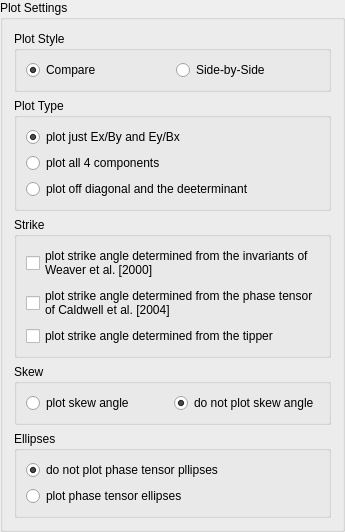
Old version of the form mtpy/gui/SmartMT/ui_asset/groupbox_plot_control_mt_response.ui in the repository MTgeophysics/mtpy.
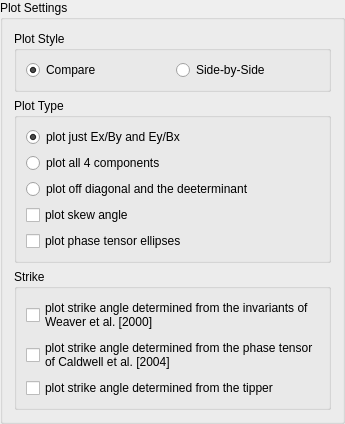
New version of the form.

Commit message: fixed MT Response

The edit to the form file:
```diff
--- a/mtpy/gui/SmartMT/ui_asset/groupbox_plot_control_mt_response.ui
+++ b/mtpy/gui/SmartMT/ui_asset/groupbox_plot_control_mt_response.ui
@@ -7,7 +7,7 @@
     <x>0</x>
     <y>0</y>
        <width>312</width>
-       <height>448</height>
+    <height>359</height>
    </rect>
   </property>
   <property name="sizePolicy">
@@ -97,6 +97,20 @@
         </property>
        </widget>
       </item>
+      <item>
+       <widget class="QCheckBox" name="checkBox_skew">
+        <property name="text">
+         <string>plot skew angle</string>
+        </property>
+       </widget>
+      </item>
+      <item>
+       <widget class="QCheckBox" name="checkBox_pt">
+        <property name="text">
+         <string>plot phase tensor ellipses</string>
+        </property>
+       </widget>
+      </item>
      </layout>
     </widget>
    </item>
@@ -146,81 +160,6 @@
      </layout>
     </widget>
    </item>
-   <item>
-    <widget class="QGroupBox" name="groupBox_3">
-        <property name="sizePolicy">
-            <sizepolicy hsizetype="Preferred" vsizetype="Fixed">
-                <horstretch>0</horstretch>
-                <verstretch>0</verstretch>
-            </sizepolicy>
-        </property>
-     <property name="toolTip">
-      <string>&lt;html&gt;&lt;head/&gt;&lt;body&gt;&lt;p&gt;plot the skew angle calculated from the
-                            phase tensor.&lt;/p&gt;&lt;/body&gt;&lt;/html&gt;
-                        </string>
-     </property>
-     <property name="title">
-      <string>Skew</string>
-     </property>
-        <property name="flat">
-            <bool>true</bool>
-        </property>
-     <layout class="QGridLayout" name="gridLayout">
-      <item row="0" column="0">
-       <widget class="QRadioButton" name="radioButton_skew_y">
-        <property name="text">
-         <string>plot skew angle</string>
-        </property>
-       </widget>
-      </item>
-      <item row="0" column="1">
-       <widget class="QRadioButton" name="radioButton_skew_n">
-        <property name="text">
-         <string>do not plot skew angle</string>
-        </property>
-        <property name="checked">
-         <bool>true</bool>
-        </property>
-       </widget>
-      </item>
-     </layout>
-    </widget>
-   </item>
-   <item>
-    <widget class="QGroupBox" name="groupBox_4">
-        <property name="sizePolicy">
-            <sizepolicy hsizetype="Preferred" vsizetype="Fixed">
-                <horstretch>0</horstretch>
-                <verstretch>0</verstretch>
-            </sizepolicy>
-        </property>
-     <property name="title">
-      <string>Ellipses</string>
-     </property>
-        <property name="flat">
-            <bool>true</bool>
-        </property>
-     <layout class="QVBoxLayout" name="verticalLayout_4">
-      <item>
-       <widget class="QRadioButton" name="radioButton_ellipses_n">
-        <property name="text">
-         <string>do not plot phase tensor pllipses</string>
-        </property>
-        <property name="checked">
-         <bool>true</bool>
-        </property>
-       </widget>
-      </item>
-      <item>
-       <widget class="QRadioButton" name="radioButton_ellipses_y">
-        <property name="text">
-         <string>plot phase tensor ellipses</string>
-        </property>
-       </widget>
-      </item>
-     </layout>
-    </widget>
-   </item>
   </layout>
  </widget>
  <resources/>
```
Left out of the diff: 2 changed lines with no effect on the pictures. Lines whose indentation alone changed are shown as unchanged. The commit also changes 8 other files.
